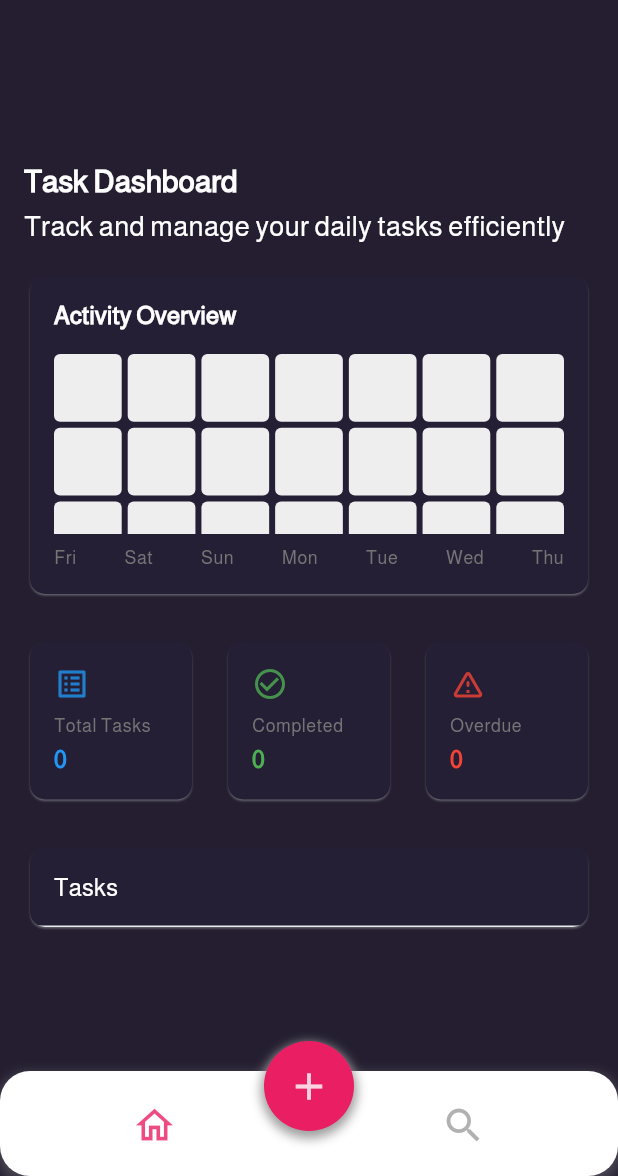
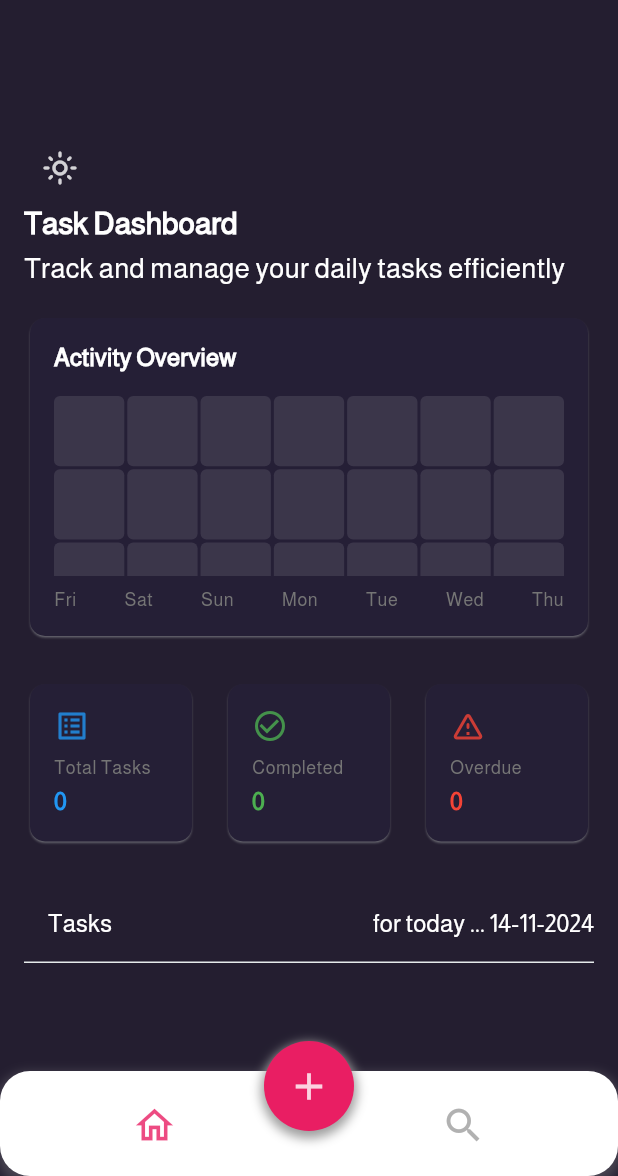
Before and after one commit to yusefHajeb/smart-task-app, a Flutter app: the screen it shows after launch, on a phone screen of 412 x 824 dp, the part 60-1236 px from its top. Run offline on Flutter 3.47's test engine with Material 3 defaults, Android fonts, the phone set to English and light mode, and no system bars; our stand-ins replace bloc, flutter_bloc, flutter_screenutil, freezed_annotation, get_it, shared_preferences and 1 more; accounts and stored records are empty.

Commit message:
"fix change app theme, navigation with return fetch , and task list widgets; updated task creation and deletion logic; modified activity grid and task item UI."

```diff
--- a/lib/core/constant/proiority_icons.dart
+++ b/lib/core/constant/proiority_icons.dart
@@ -23,11 +23,11 @@ extension PriorityIcons on PriorityType {
   IconData get icon {
     switch (this) {
       case PriorityType.low:
-        return Icons.low_priority;
+        return Icons.flag_rounded;
       case PriorityType.medium:
-        return Icons.priority_high;
+        return Icons.flag_outlined;
       case PriorityType.high:
-        return Icons.warning;
+        return Icons.flag_outlined;
       default:
         return Icons.error;
     }
--- a/lib/core/di/dependence_injection.dart
+++ b/lib/core/di/dependence_injection.dart
@@ -11,7 +11,6 @@ import 'package:smart_task/features/task/domain/usecases/task/add_task.dart';
 import 'package:smart_task/features/task/domain/usecases/task/delete_task.dart';
 import 'package:smart_task/features/task/domain/usecases/task/get_task.dart';
 import 'package:smart_task/features/task/domain/usecases/task/update_task.dart';
-import 'package:smart_task/features/task/presentation/bloc/app_theme/app_theme_bloc.dart';
 import 'package:smart_task/features/task/presentation/bloc/bottom_navigation/bottom_navigation_bloc.dart';
 import 'package:smart_task/features/task/presentation/bloc/task_cubit/task_cubit.dart';
 
@@ -43,7 +42,7 @@ Future<void> setupGetIt() async {
   sl.registerLazySingleton<DeleteCategoryUseCase>(() => sl.call());
   sl.registerLazySingleton<GetCategoryUseCase>(
       () => GetCategoryUseCase(sl.call()));
-  sl.registerFactory<AppThemeBloc>(() => AppThemeBloc());
+  // sl.registerFactory<AppThemeBloc>(() => AppThemeBloc());
   sl.registerFactory<BottomNavigationBloc>(() => BottomNavigationBloc());
   sl.registerFactory<TaskCubit>(() => TaskCubit(
       insertTask: sl(),
--- a/lib/core/routes/app_routes.dart
+++ b/lib/core/routes/app_routes.dart
@@ -6,8 +6,10 @@ import 'package:smart_task/core/routes/animation_navigation.dart';
 import 'package:smart_task/core/routes/routes.dart';
 import 'package:smart_task/features/task/presentation/bloc/app_theme/app_theme_bloc.dart';
 import 'package:smart_task/features/task/presentation/bloc/task_creation_cubit/task_creation_cubit.dart';
+import 'package:smart_task/features/task/presentation/bloc/task_cubit/task_cubit.dart';
 import 'package:smart_task/features/task/presentation/screens/home_page.dart';
 import '../../features/task/presentation/bloc/bottom_navigation/bottom_navigation_bloc.dart';
+import '../../features/task/presentation/bloc/task_cubit/task_creation_state.dart';
 import '../../features/task/presentation/screens/add_task_page.dart';
 
 class AppRoutes {
@@ -17,17 +19,19 @@ class AppRoutes {
         return SlideRoute(
           builder: (_) => MultiBlocProvider(
             providers: [
-              BlocProvider<AppThemeBloc>(
-                create: (context) => sl<AppThemeBloc>(),
-              ),
               BlocProvider<BottomNavigationBloc>(
                 create: (context) => sl<BottomNavigationBloc>(),
               ),
-              // BlocProvider<TasKCreationCubit>(
-              //     create: (context) => sl<TasKCreationCubit>())
             ],
             child: MultiBlocListener(
               listeners: [
+                BlocListener<TaskCubit, TaskState>(
+                  listener: (context, state) {
+                    context.read<TaskCubit>().fetchTasks();
+                  },
+                  listenWhen: (previous, current) =>
+                      previous is TaskSuccess && current is TaskSuccess,
+                ),
                 BlocListener<AppThemeBloc, AppThemeState>(
                   listener: (context, state) {
                     if (state.themeMode == ThemeMode.dark) {
--- a/lib/core/theme/app_theme_data.dart
+++ b/lib/core/theme/app_theme_data.dart
@@ -65,7 +65,12 @@ class GlobalThemData {
   static ThemeData lightThemeData =
       themeData(lightColorScheme, _lightFocusColor);
   static ThemeData darkThemeData = themeData(darkColorScheme, _darkFocusColor);
-  static ThemeData themeData(ColorScheme colorScheme, Color focusColor) =>
+  static ThemeData themeDataSelect(ThemeMode mode) =>
+      mode == ThemeMode.dark ? darkThemeData : lightThemeData;
+  static ThemeData themeData(
+    ColorScheme colorScheme,
+    Color focusColor,
+  ) =>
       ThemeData(
         colorScheme: colorScheme,
         primaryColor: colorScheme.inversePrimary,
--- a/lib/features/task/presentation/bloc/app_theme/app_theme_bloc.dart
+++ b/lib/features/task/presentation/bloc/app_theme/app_theme_bloc.dart
@@ -6,8 +6,6 @@ part 'app_theme_state.dart';
 class AppThemeBloc extends Bloc<AppThemeEvent, AppThemeState> {
   AppThemeBloc() : super(const AppThemeState(themeMode: ThemeMode.dark)) {
     on<AppThemeChanged>((event, emit) {
-      print('event.themeModel');
-      print(event.themeMode);
       emit(AppThemeState(themeMode: event.themeMode));
     });
   }
--- a/lib/features/task/presentation/screens/home_page.dart
+++ b/lib/features/task/presentation/screens/home_page.dart
@@ -43,15 +43,31 @@ class HomePageBody extends StatelessWidget {
 
   @override
   Widget build(BuildContext context) {
-    return BlocProvider(
-      create: (context) => AppThemeBloc(),
-      child: ResponsiveCenterScrollable(
+    return ResponsiveCenterScrollable(
       maxContentWidth: 800,
       padding: const EdgeInsets.all(16.0),
       child: SingleChildScrollView(
         child: Column(
           crossAxisAlignment: CrossAxisAlignment.start,
           children: [
+            BlocBuilder<AppThemeBloc, AppThemeState>(
+              builder: (context, state) {
+                return IconButton(
+                  onPressed: () {
+                    context.read<AppThemeBloc>().add(AppThemeChanged(
+                          themeMode: state.themeMode == ThemeMode.dark
+                              ? ThemeMode.light
+                              : ThemeMode.dark,
+                        ));
+                  },
+                  icon: Icon(
+                    state.themeMode == ThemeMode.dark
+                        ? Icons.light_mode_outlined
+                        : Icons.dark_mode_outlined,
+                  ),
+                );
+              },
+            ),
             const _Header(),
             AppSize.h16(),
             const ActivityGrid(),
@@ -62,7 +78,6 @@ class HomePageBody extends StatelessWidget {
             const TaskList(),
             // User Information
           ],
-          ),
         ),
       ),
     );
--- a/lib/main.dart
+++ b/lib/main.dart
@@ -46,29 +46,21 @@ class TaskTrackerApp extends StatelessWidget {
     return ScreenUtilInit(
       minTextAdapt: false,
       splitScreenMode: true,
-      child: BlocProvider(
-        create: (context) => AppThemeBloc()
-          ..add(AppThemeChanged(
-            themeMode: ThemeMode.dark,
-          )),
       child: BlocBuilder<AppThemeBloc, AppThemeState>(
+        buildWhen: (previous, current) =>
+            previous.themeMode != current.themeMode,
         builder: (context, state) {
           return MaterialApp(
             initialRoute: Routes.homePage,
             title: 'TaskMaster',
             onGenerateRoute: appRoutes.generateRoute,
             debugShowCheckedModeBanner: false,
-              themeMode: state.themeMode == ThemeMode.dark
-                  ? ThemeMode.dark
-                  : ThemeMode.light,
-              theme: state.themeMode == ThemeMode.dark
-                  ? GlobalThemData.darkThemeData
-                  : GlobalThemData.lightThemeData,
+            themeMode: state.themeMode,
+            theme: GlobalThemData.themeDataSelect(state.themeMode),
             darkTheme: GlobalThemData.darkThemeData,
           );
         },
       ),
-      ),
     );
   }
 }
--- a/lib/widgets/activity_grid.dart
+++ b/lib/widgets/activity_grid.dart
@@ -53,8 +53,8 @@ class ActivityGrid extends StatelessWidget {
                       children: List.generate(
                         7,
                         (index) {
-                        final date =
-                            DateTime.now().subtract(Duration(days: 6 - index));
+                          final date = DateTime.now()
+                              .subtract(Duration(days: 6 - index));
                           return Text(
                             DateFormat('E').format(date),
                             style: Theme.of(context)
@@ -67,14 +67,19 @@ class ActivityGrid extends StatelessWidget {
                     ),
                     // const SizedBox(height: 8),
                   ]),
-                loading: () => const Center(child: CircularProgressIndicator()),
+                  loading: () =>
+                      const Center(child: CircularProgressIndicator()),
                   success: (tasks, selectedCategory) {
-                  return Column(
-                    crossAxisAlignment: CrossAxisAlignment.start,
+                    return ListView(
+                      // reverse: true,
+                      shrinkWrap: true,
+                      // mainAxisSize: MainAxisSize.max,
+                      // crossAxisAlignment: CrossAxisAlignment.start,
                       children: [
                         Text(
                           'Activity Overview',
-                        style: Theme.of(context).textTheme.titleLarge?.copyWith(
+                          style:
+                              Theme.of(context).textTheme.titleLarge?.copyWith(
                                     fontWeight: FontWeight.w600,
                                   ),
                         ),
@@ -85,8 +90,9 @@ class ActivityGrid extends StatelessWidget {
                             gridDelegate:
                                 const SliverGridDelegateWithFixedCrossAxisCount(
                               crossAxisCount: 7,
-                            mainAxisSpacing: 4,
-                            crossAxisSpacing: 4,
+                              mainAxisSpacing: 2,
+                              crossAxisSpacing: 2,
+                              childAspectRatio: 1,
                             ),
                             itemCount: 35,
                             itemBuilder: (context, index) {
@@ -127,7 +133,8 @@ class ActivityGrid extends StatelessWidget {
                     );
                   },
                 ),
-            ))));
+              ),
+            )));
   }
 }
 
@@ -150,14 +157,16 @@ class _ActivityCell extends StatelessWidget {
   @override
   Widget build(BuildContext context) {
     return LayoutBuilder(builder: (context, constraints) {
-      final size = constraints.biggest.shortestSide / 7;
+      final size = constraints.maxWidth / 7;
       return Tooltip(
         message: '${DateFormat('MMM d').format(date)}: $count tasks',
         child: Container(
           width: size,
           height: size,
           decoration: BoxDecoration(
-            color: _getColor(),
+            color: count == 0
+                ? Theme.of(context).colorScheme.onPrimary.withOpacity(0.1)
+                : _getColor(),
             borderRadius: BorderRadius.circular(4),
           ),
         ),
--- a/lib/widgets/task_list.dart
+++ b/lib/widgets/task_list.dart
@@ -12,8 +12,7 @@ class TaskList extends StatelessWidget {
 
   @override
   Widget build(BuildContext context) {
-    return Card(
-      child: BlocBuilder<TaskCubit, TaskState>(
+    return BlocBuilder<TaskCubit, TaskState>(
       buildWhen: (previous, current) =>
           current is TaskLoading || current is TaskSuccess,
       builder: (context, state) {
@@ -24,12 +23,14 @@ class TaskList extends StatelessWidget {
           },
           loading: () {
             return const SizedBox(
-                  height: 200,
-                  child: Center(child: CircularProgressIndicator()));
+                height: 200, child: Center(child: CircularProgressIndicator()));
           },
           success: (tasks, selectedCategory) {
             return Column(
               crossAxisAlignment: CrossAxisAlignment.start,
+              children: [
+                Row(
+                  mainAxisAlignment: MainAxisAlignment.spaceBetween,
                   children: [
                     Padding(
                       padding: const EdgeInsets.all(16),
@@ -37,6 +38,12 @@ class TaskList extends StatelessWidget {
                         'Tasks',
                         style: Theme.of(context).textTheme.titleLarge,
                       ),
+                    ),
+                    Text(
+                      'for today ... ${DateFormat('dd-MM-yyyy').format(DateTime.now())}',
+                      style: Theme.of(context).textTheme.titleLarge,
+                    ),
+                  ],
                 ),
 
                 // _CategoryFilter(
@@ -47,8 +54,14 @@ class TaskList extends StatelessWidget {
                 ListView.separated(
                   shrinkWrap: true,
                   physics: const NeverScrollableScrollPhysics(),
-                    itemCount: tasks.length,
-                    separatorBuilder: (_, __) => const Divider(height: 1),
+                  itemCount: tasks
+                      .where(
+                        (task) =>
+                            DateFormat('MMM d, y').format(task.dueDate) ==
+                            DateFormat('MMM d, y').format(DateTime.now()),
+                      )
+                      .length,
+                  separatorBuilder: (_, __) => const SizedBox(height: 8),
                   itemBuilder: (context, index) {
                     final task = tasks[index];
                     return TaskItem(task: task);
@@ -59,7 +72,6 @@ class TaskList extends StatelessWidget {
           },
         );
       },
-      ),
     );
   }
 }
@@ -166,46 +178,56 @@ class TaskItem extends StatelessWidget {
 
   @override
   Widget build(BuildContext context) {
-    return Container(
+    return Card(
+      elevation: 2,
+      shape: RoundedRectangleBorder(
+        borderRadius: BorderRadius.circular(10),
+      ),
+      child: Padding(
         padding: const EdgeInsets.all(16),
-        decoration: BoxDecoration(
-          color: Theme.of(context).colorScheme.secondary.withOpacity(0.1),
-          borderRadius: BorderRadius.circular(10),
-          boxShadow: [
-            BoxShadow(
-              offset: const Offset(0, 2),
-              blurRadius: 1,
-              color: Theme.of(context).colorScheme.primary.withOpacity(0.2),
+        child: Column(
+          crossAxisAlignment: CrossAxisAlignment.start,
+          children: [
+            Row(
+              mainAxisAlignment: MainAxisAlignment.spaceBetween,
+              children: [
+                IconButton(
+                  icon: const Icon(Icons.cancel),
+                  onPressed: () {
+                    context.read<TaskCubit>().deleteTask(task.id);
+                  },
+                ),
+                Text(
+                  task.title,
+                  style: Theme.of(context).textTheme.titleSmall,
                 ),
               ],
             ),
-        child: Column(
-          children: [
-            const SizedBox(height: 16),
-            Text(task.title),
-            Text(
-              task.title,
-              style: Theme.of(context).textTheme.headlineMedium?.copyWith(
-                    fontWeight: FontWeight.bold,
-                  ),
-            ),
+            const SizedBox(height: 8),
             Row(
               children: [
-                const SizedBox(width: 16),
                 GestureDetector(
                   onTap: () {
                     context.read<TaskCubit>().updateTask(task);
                   },
                   child: task.completed == true
-                      ? Icon(Icons.check_box, size: 32)
-                      : Icon(Icons.check_box_outline_blank, size: 32),
+                      ? const Icon(
+                          Icons.check_box,
+                          size: 24,
+                        )
+                      : const Icon(
+                          Icons.check_box_outline_blank,
+                          size: 24,
+                        ),
                 ),
                 const SizedBox(width: 12),
                 PriorityIconWidget(priority: task.priority),
               ],
             ),
           ],
-        ));
+        ),
+      ),
+    );
   }
 }
 
```
Also changed, not shown: lib/features/task/presentation/widgets/bottom_navigation_bar.dart (+11 -1 lines). Lines whose indentation alone changed are shown as unchanged.
